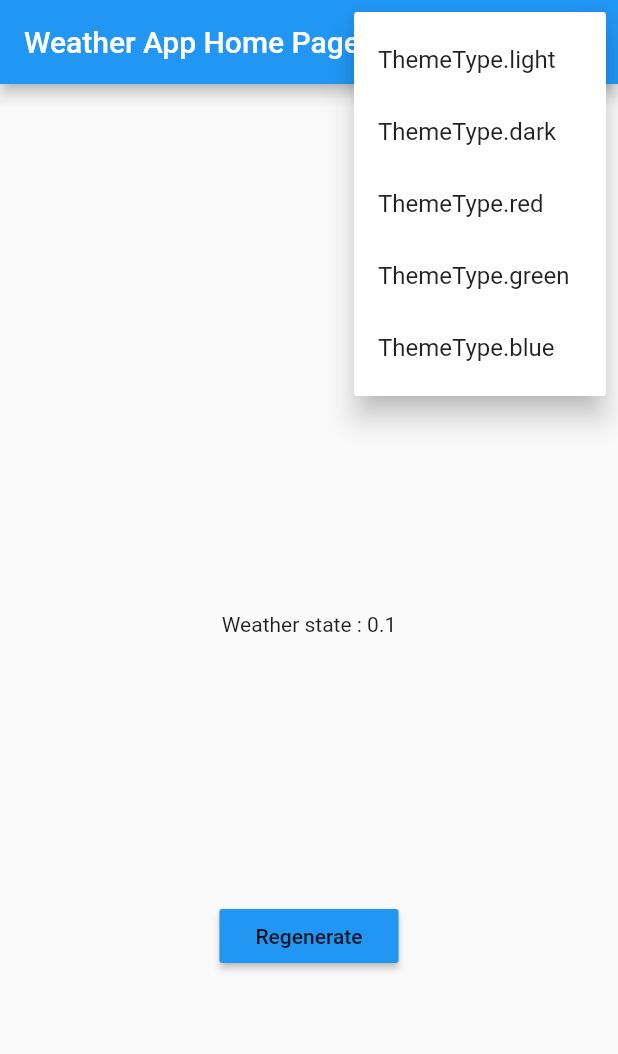
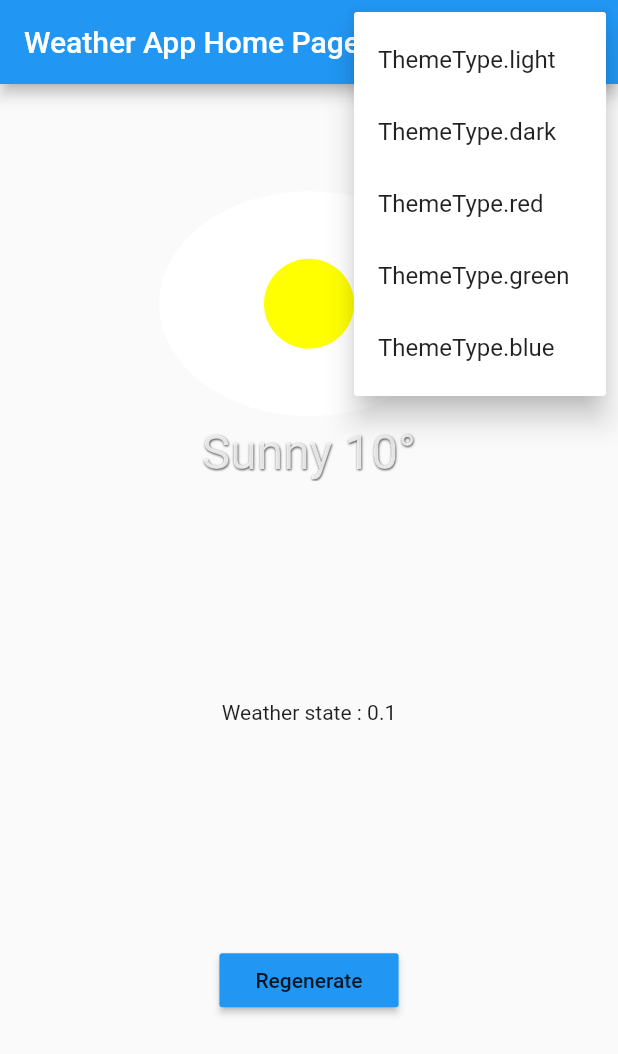
Before and after one commit to Elizav555/Advanced_widgets, a Flutter app: the screen it shows after launch, after a tap on the "mode edit" icon, on a phone screen of 412 x 824 dp. Shown: the top 1054 px of the screen. Run offline on Flutter 3.47's test engine with Material 2 defaults, Android fonts, the phone set to English and light mode, and no system bars.

Commit message:
text decoration added

```diff
--- /dev/null
+++ b/lib/utils/text_decorator.dart
@@ -0,0 +1,56 @@
+import 'dart:ui';
+
+import 'package:flutter/material.dart';
+import 'package:flutter/rendering.dart';
+
+class InnerShadow extends SingleChildRenderObjectWidget {
+  const InnerShadow({
+    Key? key,
+    this.shadows = const <Shadow>[],
+    Widget? child,
+  }) : super(key: key, child: child);
+
+  final List<Shadow> shadows;
+
+  @override
+  RenderObject createRenderObject(BuildContext context) {
+    final renderObject = _RenderInnerShadow();
+    updateRenderObject(context, renderObject);
+    return renderObject;
+  }
+
+  @override
+  void updateRenderObject(
+      BuildContext context, _RenderInnerShadow renderObject) {
+    renderObject.shadows = shadows;
+  }
+}
+
+class _RenderInnerShadow extends RenderProxyBox {
+  late List<Shadow> shadows;
+
+  @override
+  void paint(PaintingContext context, Offset offset) {
+    if (child == null) return;
+    final bounds = offset & size;
+
+    context.canvas.saveLayer(bounds, Paint());
+    context.paintChild(child!, offset);
+
+    for (final shadow in shadows) {
+      final shadowRect = bounds.inflate(shadow.blurSigma);
+      final shadowPaint = Paint()
+        ..blendMode = BlendMode.srcOut
+        ..colorFilter = ColorFilter.mode(shadow.color, BlendMode.srcIn)
+        ..imageFilter = ImageFilter.blur(
+            sigmaX: shadow.blurSigma, sigmaY: shadow.blurSigma);
+      context.canvas
+        ..saveLayer(shadowRect, shadowPaint)
+        ..translate(shadow.offset.dx, shadow.offset.dy);
+      context.paintChild(child!, offset);
+      context.canvas.restore();
+    }
+
+    context.canvas.restore();
+  }
+}
--- a/lib/widgets/weather_indicator_widget.dart
+++ b/lib/widgets/weather_indicator_widget.dart
@@ -1,5 +1,7 @@
 import 'package:advanced_widgets/widgets/weather_painter.dart';
 import 'package:flutter/material.dart';
+
+import '../utils/text_decorator.dart';
 
 class WeatherWidget extends StatefulWidget {
   const WeatherWidget(
@@ -13,7 +15,7 @@ class WeatherWidget extends StatefulWidget {
 }
 
 class _WeatherWidgetState extends State<WeatherWidget> {
-  bool selected = false;
+  bool selected = true;
 
   @override
   Widget build(BuildContext context) {
@@ -29,7 +31,6 @@ class _WeatherWidgetState extends State<WeatherWidget> {
                 selected = !selected;
               });
             },
-            child: Container(
             child: selected
                 ? Column(
                     children: [
@@ -37,13 +38,28 @@ class _WeatherWidgetState extends State<WeatherWidget> {
                         painter: WeatherPainter(state: widget.weatherState),
                       ),
                       const Padding(padding: EdgeInsets.only(top: 80.0)),
-                          Text(widget.weatherDesc),
+                      InnerShadow(
+                        shadows: [
+                          Shadow(
+                              color: Theme.of(context)
+                                      .textTheme
+                                      .bodyMedium
+                                      ?.color ??
+                                  Theme.of(context).primaryColor,
+                              offset: const Offset(0.3, 0.6),
+                              blurRadius: 0.5)
+                        ],
+                        child: Text(widget.weatherDesc,
+                            style: const TextStyle(
+                              fontSize: 32,
+                            )),
+                      )
                     ],
                   )
                 : CustomPaint(
                     painter: WeatherPainter(state: widget.weatherState),
                   )),
-          )),
+      ),
     );
   }
 }
```
Lines whose indentation alone changed are shown as unchanged.
